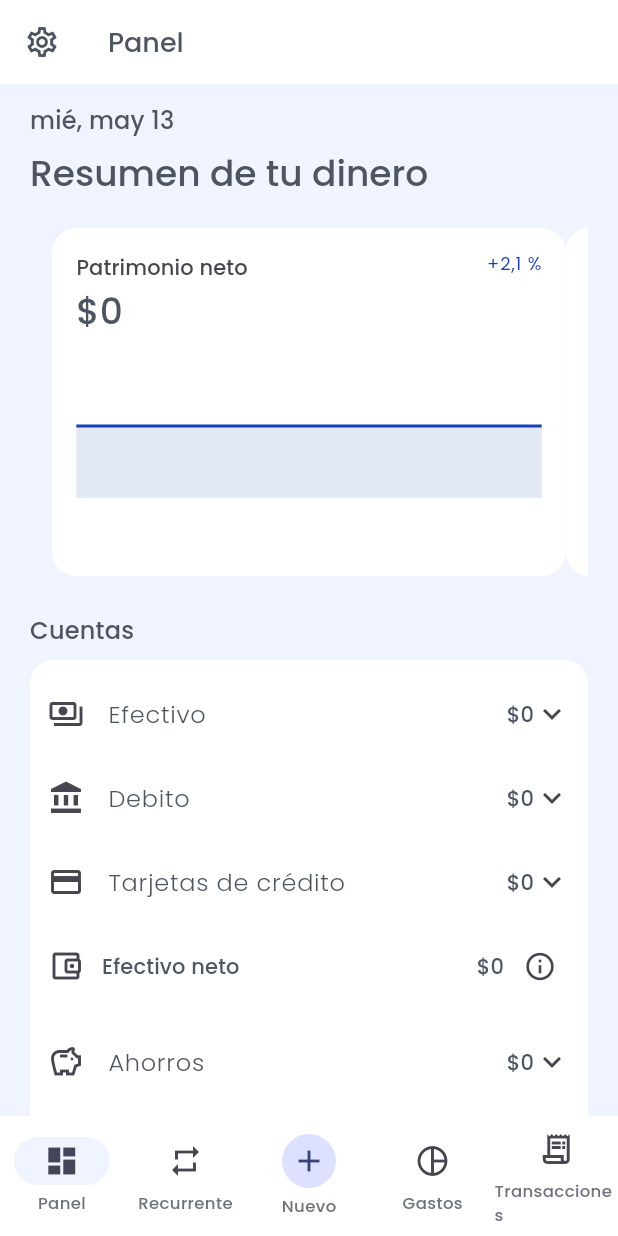
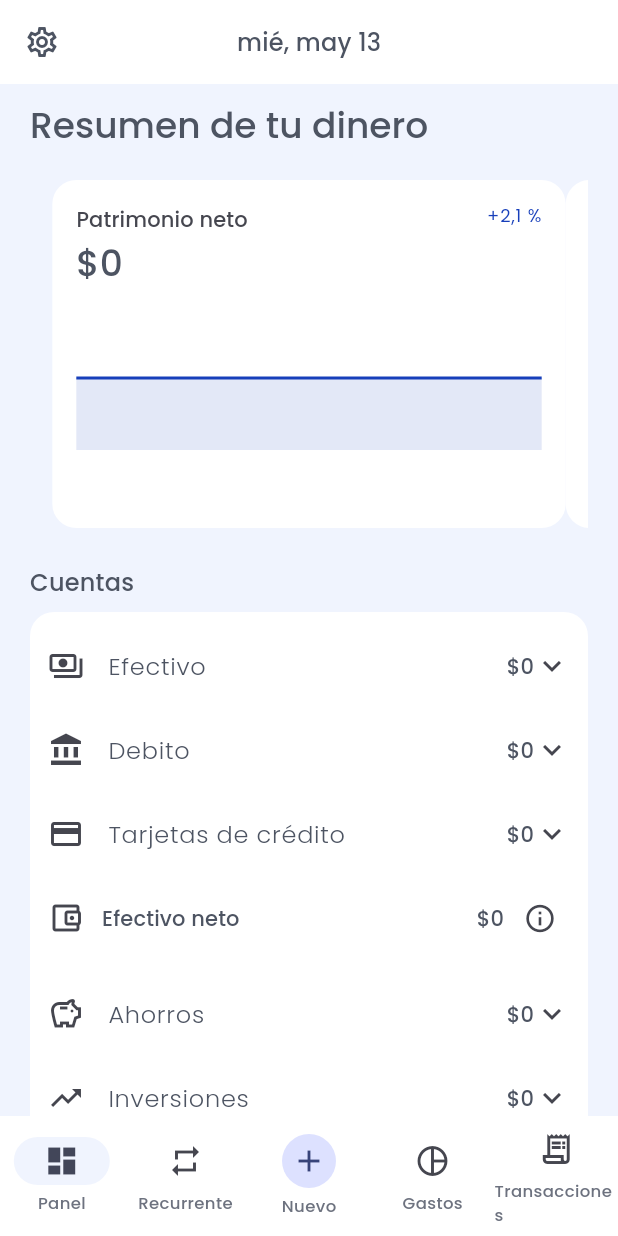
Before and after one commit to gerardomanllo/finko, a Flutter app: the DashboardScreen screen opened by its route, on a phone screen of 412 x 824 dp. Run offline on Flutter 3.47's test engine with Material 3 defaults, Android fonts, the phone set to English and light mode, and no system bars; drawn by our look-alikes of fl_chart; our stand-ins replace cloud_firestore, cloud_functions, firebase_auth, firebase_core, flutter_riverpod, go_router and 4 more; accounts and stored records are empty; network calls fail.

Commit message:
Refactor dashboard UI: updated app bar to display today's date as a centered title, removed duplicate date line from the body, and adjusted widget tests to verify the new title format. Enhanced documentation to reflect these changes.

```diff
--- a/lib/features/dashboard/presentation/dashboard_screen.dart
+++ b/lib/features/dashboard/presentation/dashboard_screen.dart
@@ -139,12 +139,22 @@ class DashboardScreen extends ConsumerWidget {
 
     return Scaffold(
       appBar: AppBar(
+        centerTitle: true,
         leading: IconButton(
           onPressed: () => ShellDrawerController.open(context),
           tooltip: l10n.openShellMenu,
           icon: const Icon(Icons.settings_outlined),
         ),
-        title: Text(l10n.dashboardTitle),
+        title: Text(
+          dateLine,
+          style: theme.textTheme.titleMedium?.copyWith(
+            fontWeight: FontWeight.w500,
+          ),
+        ),
+        actions: const [
+          // Balance default leading width so the title stays visually centered.
+          SizedBox(width: 56),
+        ],
       ),
       body: RefreshIndicator(
         onRefresh: () async {
@@ -154,13 +164,6 @@ class DashboardScreen extends ConsumerWidget {
           physics: const AlwaysScrollableScrollPhysics(),
           padding: const EdgeInsets.symmetric(horizontal: 20, vertical: 12),
           children: [
-            Text(
-              dateLine,
-              style: theme.textTheme.titleMedium?.copyWith(
-                fontWeight: FontWeight.w500,
-              ),
-            ),
-            const SizedBox(height: 8),
             Text(l10n.dashboardHeadline, style: theme.textTheme.headlineSmall),
             const SizedBox(height: 20),
             FinkoTwoMetricCarousel(
```
Also changed, not shown: 2 other files.
